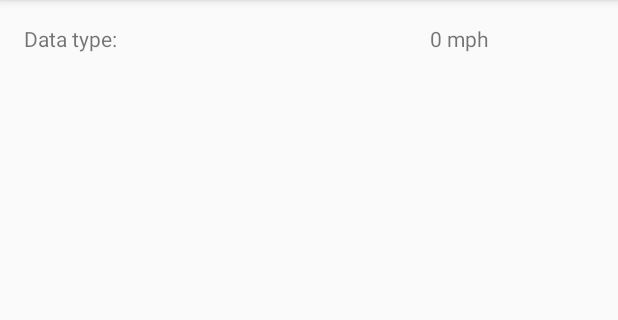
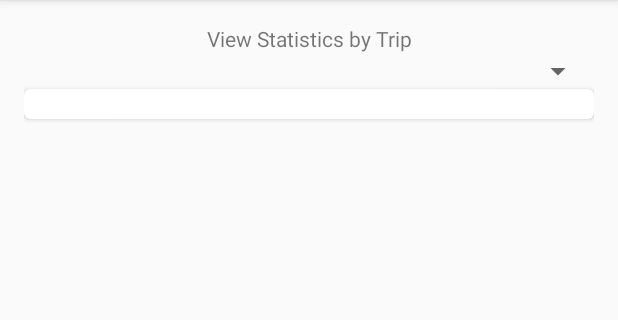
Before and after one commit to LTT-Gatech/CarCareAndroid, an Android app: the StaticActivity screen opened directly, with no data from a screen before it, on a phone screen of 412 x 824 dp, the part 84-404 px from its top. Run offline under Robolectric (Android 15) with nearby library versions, the phone set to English and light mode, and no system bars.

Commit message:
Started working on static statistics activity.

```diff
--- a/app/src/main/java/com/teamltt/carcare/activity/DynamicActivity.java
+++ b/app/src/main/java/com/teamltt/carcare/activity/DynamicActivity.java
@@ -38,7 +38,6 @@ import com.teamltt.carcare.model.Trip;
 import java.util.ArrayList;
 import java.util.Arrays;
 import java.util.Collections;
-import java.util.Date;
 import java.util.HashMap;
 import java.util.HashSet;
 import java.util.List;
--- a/app/src/main/java/com/teamltt/carcare/activity/StaticActivity.java
+++ b/app/src/main/java/com/teamltt/carcare/activity/StaticActivity.java
@@ -17,16 +17,78 @@
 package com.teamltt.carcare.activity;
 
 import android.os.Bundle;
+import android.util.Log;
+import android.view.View;
+import android.widget.AdapterView;
+import android.widget.ArrayAdapter;
+import android.widget.Spinner;
 
 import com.teamltt.carcare.R;
+import com.teamltt.carcare.database.DbHelper;
+import com.teamltt.carcare.model.Trip;
 
-public class StaticActivity extends BaseActivity {
+import java.util.Collections;
+import java.util.List;
+
+public class StaticActivity extends BaseActivity implements AdapterView.OnItemSelectedListener {
+
+    protected String TAG = "StaticActivity";
+
+    private DbHelper mDbHelper;
+    private List<Trip> mTrips;
+    private List<String> mNames;
+    private ArrayAdapter<Trip> mSpinnerAdapter;
+    /**
+     * Database row id of the trip whose data is being displayed
+     */
+    private long displayedTripId = -1;
 
     @Override
     protected void onCreate(Bundle savedInstanceState) {
+        // Setup activity
         activityContent = R.layout.activity_static;
         includeDrawer = false;
         super.onCreate(savedInstanceState);
+        mDbHelper = new DbHelper(this);
+
+        // Query all trips from database to populate spinner
+        mTrips = mDbHelper.getAllTrips();
+        Collections.sort(mTrips);
+
+        // Set up spinner with queried trips
+        mSpinnerAdapter = new ArrayAdapter<>(this, android.R.layout.simple_spinner_item, mTrips);
+        mSpinnerAdapter.setDropDownViewResource(android.R.layout.simple_spinner_dropdown_item);
+        Spinner spinner = (Spinner) findViewById(R.id.spinner_trips);
+        if (spinner != null) {
+            spinner.setAdapter(mSpinnerAdapter);
+            spinner.setOnItemSelectedListener(this);
+        }
+
+        // Populate activity with data from the first trip if it exists
+        if (!mTrips.isEmpty()) {
+            updateTripId(mTrips.get(0).getId());
+        }
     }
 
+    private void updateTripId(long tripId) {
+        if (tripId != displayedTripId) {
+            displayedTripId = tripId;
+            mNames = mDbHelper.getAllNamesInTripId(displayedTripId);
+
+        }
+    }
+
+    @Override
+    public void onItemSelected(AdapterView<?> parent, View view, int position, long id) {
+        // this will get called on Spinner construction
+        Log.i(TAG, "onItemSelected: " + parent + ", " + view + ", " + position + ", " + id);
+        Log.i(TAG, parent.getItemAtPosition(position).toString());
+        updateTripId(mTrips.get(position).getId());
+    }
+
+    @Override
+    public void onNothingSelected(AdapterView<?> parent) {
+        Log.i(TAG, "onNothingSelected: " + parent);
+
+    }
 }
--- a/app/src/main/res/layout/activity_static.xml
+++ b/app/src/main/res/layout/activity_static.xml
@@ -20,6 +20,7 @@
               android:id="@+id/activity_static"
               android:layout_width="match_parent"
               android:layout_height="match_parent"
+              android:orientation="vertical"
               android:paddingBottom="@dimen/activity_vertical_margin"
               android:paddingLeft="@dimen/activity_horizontal_margin"
               android:paddingRight="@dimen/activity_horizontal_margin"
@@ -27,16 +28,33 @@
               tools:context="com.teamltt.carcare.activity.StaticActivity">
 
     <TextView
-        android:layout_width="wrap_content"
+        android:id="@+id/text_dynamic_title"
+        android:layout_width="match_parent"
         android:layout_height="wrap_content"
-        android:text="@string/placeholder_data_type"
-        android:layout_weight="3"
-        android:id="@+id/text_data_type" />
-    <TextView
-        android:layout_width="wrap_content"
+        android:gravity="center"
+        android:text="@string/title_static"/>
+
+    <Spinner
+        android:layout_width="match_parent"
         android:layout_height="wrap_content"
-        android:text="@string/placeholder_value"
-        android:layout_weight="1"
-        android:id="@+id/text_data_value" />
+        android:id="@+id/spinner_trips" />
+
+    <android.support.v7.widget.CardView
+        xmlns:card_view="http://schemas.android.com/apk/res-auto"
+        android:id="@+id/static_data_card"
+        android:layout_width="match_parent"
+        android:layout_height="wrap_content"
+        android:layout_gravity="center"
+        card_view:cardCornerRadius="4dp"
+        card_view:elevation="14.5sp">
+
+        <LinearLayout
+            android:id="@+id/static_data"
+            android:layout_width="fill_parent"
+            android:layout_height="wrap_content"
+            android:orientation="vertical"
+            android:padding="10dp">
+        </LinearLayout>
+    </android.support.v7.widget.CardView>
 
 </LinearLayout>
--- a/app/src/main/res/values/strings.xml
+++ b/app/src/main/res/values/strings.xml
@@ -129,7 +129,7 @@
 
     <!-- TODO: Remove or change this placeholder text -->
     <string name="hello_blank_fragment">Hello blank fragment</string>
-    <string name="search_statistics">Search Statistics</string>
+    <string name="search_statistics">Static Statistics</string>
     <string name="car_information">Car Information</string>
     <string name="sign_out">Sign Out</string>
     <string name="text_placeholder">Placeholder text</string>
@@ -155,5 +155,6 @@
     <string name="export_database">Export Database</string>
     <string name="unsupported_pid_static">Vehicle doesn\'t support</string>
     <string name="unsupported_pid_dynamic">This parameter is not supported by this vehicle.</string>
+    <string name="title_static">View Statistics by Trip</string>
 
 </resources>
```
Lines whose indentation alone changed are shown as unchanged.
